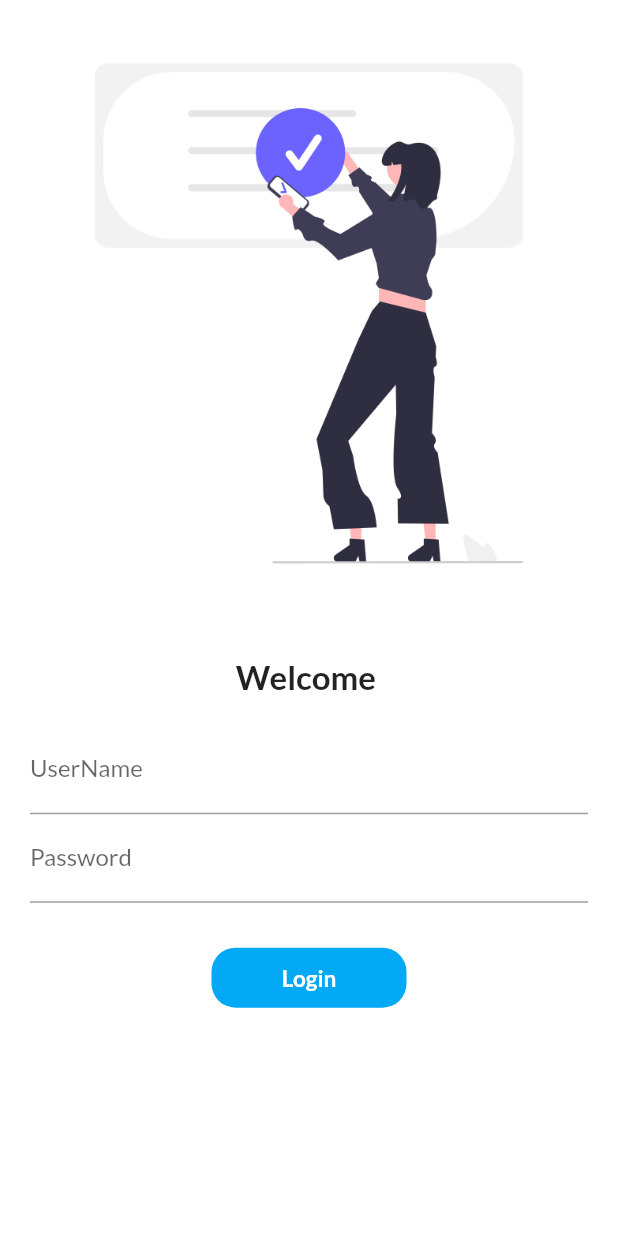
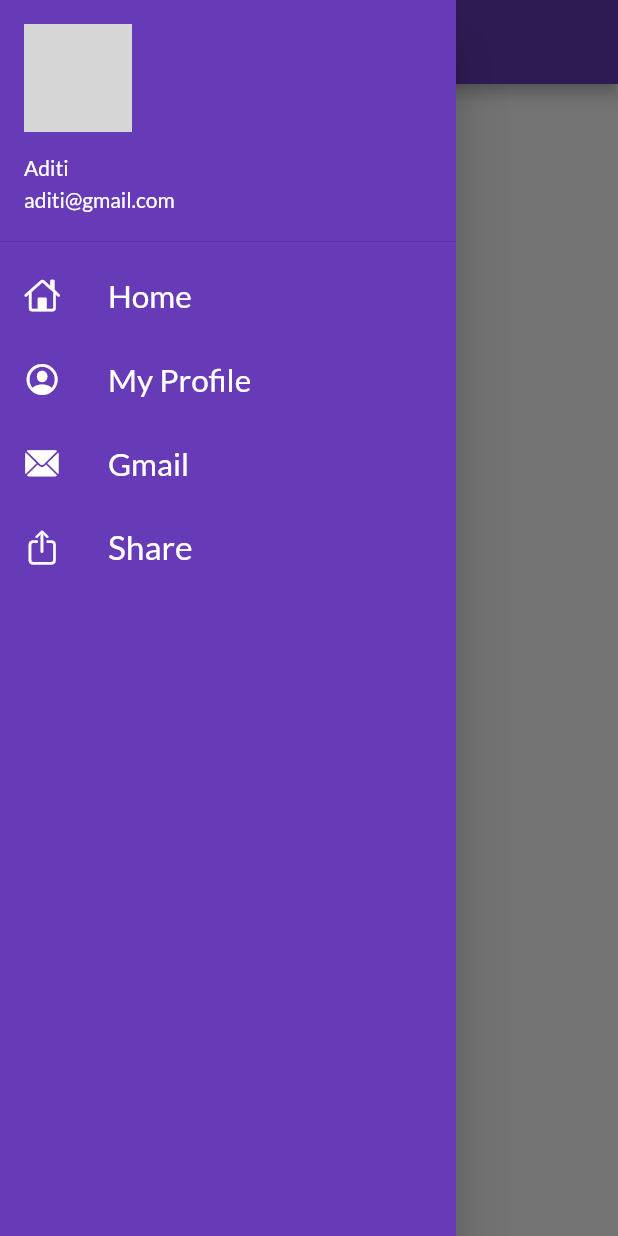
Before and after one commit to aditi26-M/30DaysofFlutter, a Flutter app: the screen it shows after launch, with the side drawer open (before the commit the screen has no drawer), on a phone screen of 412 x 824 dp. Run offline on Flutter 3.47's test engine with Material 2 defaults, Android fonts, the phone set to English and light mode, and no system bars; our stand-ins replace google_fonts; network calls fail; grey boxes are pictures that could not be loaded.

Commit message:
Day 9 Completed

```diff
--- a/lib/main.dart
+++ b/lib/main.dart
@@ -25,7 +25,7 @@ class MyApp extends StatelessWidget {
           brightness: Bright0
     */
         //routes - takes map(key & value)
-        initialRoute: "/",
+        initialRoute: MyRoute.homeRoute,
         routes: {
           "/": (context) => LoginPage(),
           MyRoute.homeRoute: (context) => HomePage(),
--- a/lib/pages/home.dart
+++ b/lib/pages/home.dart
@@ -1,4 +1,5 @@
 import 'package:flutter/material.dart';
+import 'package:flutter_catalog/widgets/drawer.dart';
 
 class HomePage extends StatelessWidget {
   String name = "Flutter";
@@ -14,7 +15,7 @@ class HomePage extends StatelessWidget {
           child: Text('Welcome to $name'),
         ),
       ),
-      drawer: Drawer(),
+      drawer: MyDrawer(),
     );
   }
 }
--- a/lib/pages/login.dart
+++ b/lib/pages/login.dart
@@ -10,11 +10,11 @@ class _LoginPageState extends State<LoginPage> {
   String name = "";
   bool changeButton = false;
 
-  final  _formKey = GlobalKey<FormState>();
+  final _formKey = GlobalKey<FormState>();
 
   //method - moveToHome
   moveToHome(BuildContext context) async {
-    if(_formKey.currentState!.validate()) {
+    //  if(_formKey.currentState!.validate()) {
     setState(() {
       changeButton = true;
     });
@@ -23,11 +23,9 @@ class _LoginPageState extends State<LoginPage> {
 
     setState(() {
       changeButton = false;
+    });
+    // }
   }
-                          );
-    }
-  }
-
 
   @override
   Widget build(BuildContext context) {
@@ -52,8 +50,8 @@ class _LoginPageState extends State<LoginPage> {
                   height: 5,
                 ),
                 Padding(
-                  padding:
-                      const EdgeInsets.symmetric(vertical: 15.0, horizontal: 20),
+                  padding: const EdgeInsets.symmetric(
+                      vertical: 15.0, horizontal: 20),
                   child: Column(
                     children: [
                       TextFormField(
@@ -61,7 +59,7 @@ class _LoginPageState extends State<LoginPage> {
                           hintText: "Enter username",
                           labelText: "UserName",
                         ),
-
+/*
                         validator: (value) {
                           if (value!.isEmpty) {
                             return "Username cannot be empty";
@@ -69,7 +67,7 @@ class _LoginPageState extends State<LoginPage> {
                           return null;
                         },
 
-
+*/
 
                         onChanged: (value) {
                           name = value;
@@ -80,9 +78,8 @@ class _LoginPageState extends State<LoginPage> {
                       TextFormField(
                         obscureText: true,
                         decoration: const InputDecoration(
-                            hintText: "Enter password", labelText: "Password"
-                            ),
-
+                            hintText: "Enter password", labelText: "Password"),
+/*
                             validator: (value) {
                           if (value!.isEmpty) {
                             return "Password cannot be empty";
@@ -94,10 +91,8 @@ class _LoginPageState extends State<LoginPage> {
 
                           return null;
                         },
-
+*/
                       ),
-
-
                       const SizedBox(
                         height: 30,
                       ),
@@ -105,16 +100,19 @@ class _LoginPageState extends State<LoginPage> {
                         color: Colors.lightBlue,
                         borderRadius:
                             BorderRadius.circular(changeButton ? 50 : 16),
-
                         child: InkWell(
                           onTap: () => moveToHome(context),
-
                           child: AnimatedContainer(
                             duration: Duration(seconds: 2),
                             alignment: Alignment.center,
                             height: 40,
                             width: changeButton ? 40 : 130,
-                            child: changeButton ? Icon(Icons.done, color: Colors.white,) : const Text(
+                            child: changeButton
+                                ? Icon(
+                                    Icons.done,
+                                    color: Colors.white,
+                                  )
+                                : const Text(
                                     "Login",
                                     style: TextStyle(
                                       color: Colors.white,
@@ -127,7 +125,6 @@ class _LoginPageState extends State<LoginPage> {
                             //      color: Colors.lightBlue,
 
                             // shape: changeButton ? BoxShape.circle : BoxShape.rectangle,
-
                           ),
                         ),
                       ),
--- /dev/null
+++ b/lib/widgets/drawer.dart
@@ -0,0 +1,82 @@
+import 'package:flutter/cupertino.dart';
+import 'package:flutter/material.dart';
+
+class MyDrawer extends StatelessWidget {
+  @override
+  Widget build(BuildContext context) {
+    final imageUrl =
+        "https://encrypted-tbn0.gstatic.com/images?q=tbn:ANd9GcTdcFzJDMqKhME1qjzWf5P0gty120QxMVpXFA&usqp=CAU";
+    return Drawer(
+      child: Container(
+        color: Colors.deepPurple,
+        child: ListView(
+          children: [
+            DrawerHeader(
+              padding: EdgeInsets.zero,
+              child: UserAccountsDrawerHeader(
+                margin: EdgeInsets.zero,
+                accountName: Text("Aditi"),
+                accountEmail: Text("aditi@gmail.com"),
+                currentAccountPicture: CircleAvatar(
+                  backgroundImage: NetworkImage(imageUrl),
+                ),
+              ),
+            ),
+            ListTile(
+              leading: Icon(
+                CupertinoIcons.home,
+                color: Colors.white,
+              ),
+              title: Text(
+                "Home",
+                textScaleFactor: 1.5,
+                style: TextStyle(
+                  color: Colors.white,
+                ),
+              ),
+            ),
+            ListTile(
+              leading: Icon(
+                CupertinoIcons.profile_circled,
+                color: Colors.white,
+              ),
+              title: Text(
+                "My Profile",
+                textScaleFactor: 1.5,
+                style: TextStyle(
+                  color: Colors.white,
+                ),
+              ),
+            ),
+            ListTile(
+              leading: Icon(
+                CupertinoIcons.mail_solid,
+                color: Colors.white,
+              ),
+              title: Text(
+                "Gmail",
+                textScaleFactor: 1.5,
+                style: TextStyle(
+                  color: Colors.white,
+                ),
+              ),
+            ),
+            ListTile(
+              leading: Icon(
+                CupertinoIcons.share,
+                color: Colors.white,
+              ),
+              title: Text(
+                "Share",
+                textScaleFactor: 1.6,
+                style: TextStyle(
+                  color: Colors.white,
+                ),
+              ),
+            ),
+          ],
+        ),
+      ),
+    );
+  }
+}
```
Lines whose indentation alone changed are shown as unchanged.
